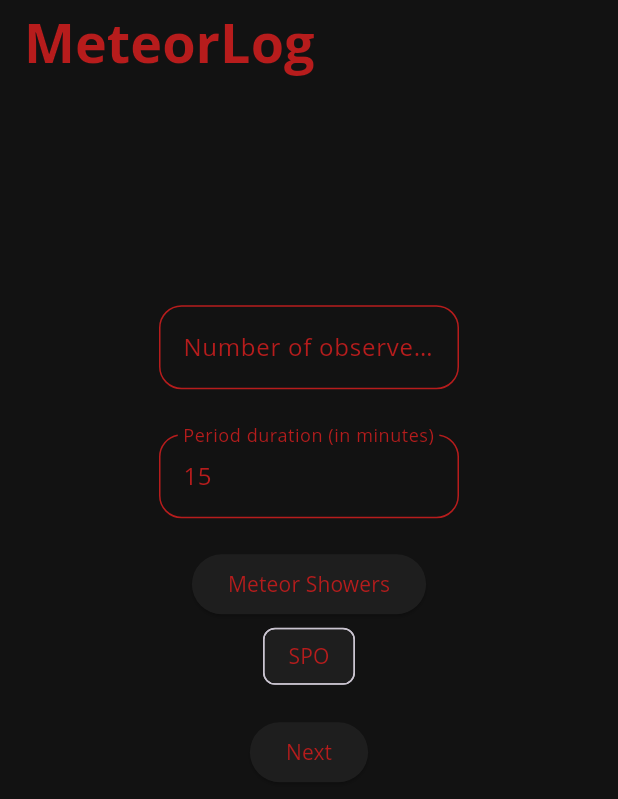
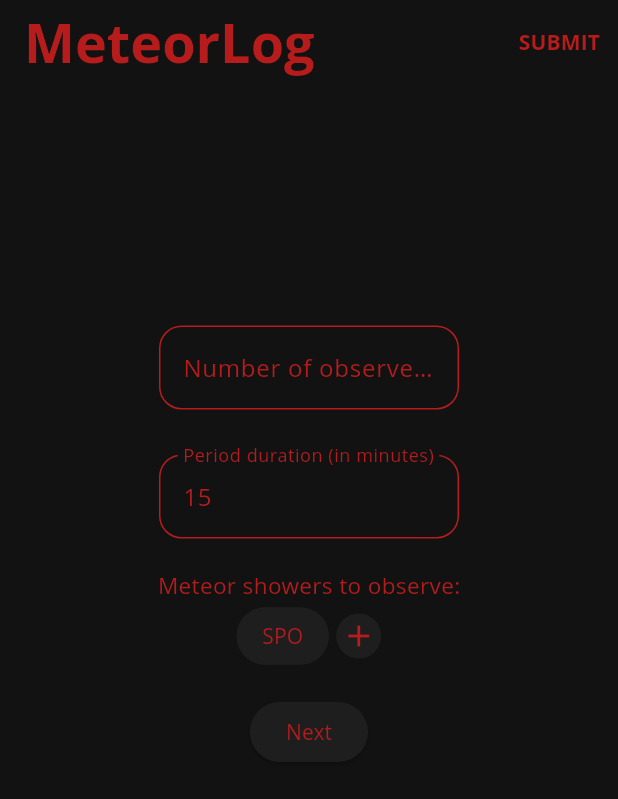
Before and after one commit to 9helix/MeteorLog, a Flutter app: the screen it shows after launch, on a phone screen of 412 x 824 dp. Shown: the top 799 px of the screen. Run offline on Flutter 3.47's test engine with Material 3 defaults, Android fonts, the phone set to English and light mode, and no system bars; our stand-ins replace csv, vibration, wakelock_plus; Roboto replaces fonts that are missing (Open Sans).

Commit message:
feat: change UX for FOV center star selection, more intuitive meteor shower selection, add AOD

```diff
--- a/lib/main.dart
+++ b/lib/main.dart
@@ -1,3 +1,5 @@
+import 'package:meteor_log/widgets/url_button.dart';
+import 'package:wakelock_plus/wakelock_plus.dart';
 import 'stars.dart';
 import 'package:flutter/material.dart';
 import 'package:flutter/services.dart';
@@ -10,7 +12,6 @@ import 'package:csv/csv.dart';
 import 'widgets/table_cell.dart';
 import 'widgets/text_field.dart';
 import 'colors.dart';
-import 'package:url_launcher/url_launcher.dart';
 import 'package:xml/xml.dart';
 import 'package:vibration/vibration.dart';
 import 'coordinates.dart';
@@ -41,13 +42,15 @@ class MyApp extends StatelessWidget {
           textTheme: const TextTheme(
             displayLarge: TextStyle(fontSize: 72, fontWeight: FontWeight.bold),
             titleLarge: TextStyle(fontSize: 36, fontWeight: FontWeight.bold),
-            bodyMedium: TextStyle(fontSize: 14, fontFamily: 'Open Sans'),
+            bodyMedium:
+                TextStyle(fontSize: 14, fontFamily: 'Open Sans', color: red),
           ),
         ),
         home: Scaffold(
             appBar: AppBar(
               backgroundColor: darkGrey,
               title: const Text(appTitle, style: TextStyle(color: red)),
+              actions: [UrlButton()],
             ),
             body: Center(
               child: SingleChildScrollView(
@@ -178,16 +181,6 @@ class MyCustomFormState extends State<MyCustomForm> {
     final directory = await getApplicationDocumentsDirectory();
     out = directory.path;
     return out;
-  }
-
-//Observation upload link
-  final Uri _url = Uri.parse(
-      'https://www.imo.net/members/imo_observation/upload_observation');
-
-  Future<void> _launchUrl() async {
-    if (!await launchUrl(_url)) {
-      throw Exception('Could not launch $_url');
-    }
   }
 
   static const Duration showerDeviation = Duration(days: 15);
@@ -403,6 +396,9 @@ class MyCustomFormState extends State<MyCustomForm> {
       getShowers();
     }
 
+    List<FovStars> sortedFovStars = List.from(FovStars.values);
+    sortedFovStars.sort((a, b) => a.star.compareTo(b.star));
+
     List<TableRow> tableRows = [
       TableRow(
         children: <Widget>[
@@ -410,7 +406,8 @@ class MyCustomFormState extends State<MyCustomForm> {
           Cell("Obs. name"),
           Cell("Center star"),
           Cell("Obstr. %"),
-          Cell("Field num"),
+          LinkCell("Field num",
+              "https://www.imo.net/observations/methods/visual-observation/major/observation/"),
           Cell("Star num"),
         ],
       ),
@@ -476,7 +473,7 @@ class MyCustomFormState extends State<MyCustomForm> {
             value: value,
             child: Text(
               value,
-              style: TextStyle(color: red, fontSize: 16),
+              style: Theme.of(context).textTheme.bodyMedium,
             ),
           );
         }).toList(),
@@ -528,61 +525,78 @@ class MyCustomFormState extends State<MyCustomForm> {
               },
               keyboardType: TextInputType.name,
             ),
-            DropdownMenu<Coordinates>(
-              textAlign: TextAlign.end,
-              expandedInsets: EdgeInsets.zero,
-              menuStyle: MenuStyle(
-                backgroundColor: WidgetStatePropertyAll<Color>(darkGrey),
-              ),
-              inputDecorationTheme: InputDecorationTheme(
-                outlineBorder: BorderSide(color: red, width: 0),
+            Autocomplete<String>(
+              optionsBuilder: (TextEditingValue textEditingValue) {
+                if (textEditingValue.text == '') {
+                  return const Iterable<String>.empty();
+                }
+                return FovStars.toMap().keys.where((String option) {
+                  return option
+                      .toLowerCase()
+                      .contains(textEditingValue.text.toLowerCase());
+                });
+              },
+              fieldViewBuilder:
+                  (context, controller, focusNode, onEditingComplete) {
+                return TextField(
+                  cursorColor: red,
+                  controller: controller,
+                  focusNode: focusNode,
+                  onEditingComplete: onEditingComplete,
+                  decoration: InputDecoration(
                     focusedBorder: OutlineInputBorder(
-                  borderSide: BorderSide(color: red, width: 0),
-                  borderRadius: BorderRadius.circular(0.0),
+                      borderSide: BorderSide(color: red, width: 1.0),
+                      borderRadius: BorderRadius.circular(0),
                     ),
                     enabledBorder: OutlineInputBorder(
-                  borderSide: BorderSide(color: red, width: 0),
-                  borderRadius: BorderRadius.circular(0.0),
+                      borderSide: BorderSide(color: red, width: 0.0),
+                      borderRadius: BorderRadius.circular(0),
+                    ),
+                    border: OutlineInputBorder(),
+                    hintText: 'Search stars...',
+                    hintStyle: Theme.of(context).textTheme.bodyMedium,
+                    //prefixIcon: Icon(Icons.search),
+                  ),
+                  style: Theme.of(context).textTheme.bodyMedium,
+                );
+              },
+              optionsViewBuilder: (context, onSelected, options) {
+                return Align(
+                  alignment: Alignment.topLeft,
+                  child: Material(
+                    elevation: 4.0,
+                    child: Container(
+                      width: 150, // Adjust width as needed
+                      constraints: const BoxConstraints(maxHeight: 200),
+                      child: ListView.builder(
+                        shrinkWrap: true,
+                        padding: EdgeInsets.zero,
+                        itemCount: options.length,
+                        itemBuilder: (context, index) {
+                          final option = options.elementAt(index);
+                          return ListTile(
+                            title: Text(
+                              option,
+                              style: Theme.of(context).textTheme.bodyMedium,
+                            ),
+                            onTap: () => onSelected(option),
+                          );
+                        },
                       ),
                     ),
-              inputFormatters: [
-                FilteringTextInputFormatter.allow(RegExp(r'[a-zA-Z]')),
-              ],
-              onSelected: (Coordinates? newValue) {
+                  ),
+                );
+              },
+              onSelected: (String selection) {
                 setState(() {
                   if (i >= fovCoords.length) {
                     for (int j = fovCoords.length; j <= i; j++) {
                       fovCoords.add(null);
                     }
                   }
-                  fovCoords[i] = newValue;
+                  fovCoords[i] = FovStars.toMap()[selection];
                 });
               },
-              trailingIcon: const Icon(
-                Icons.arrow_drop_down_outlined,
-                color: red,
-              ),
-              selectedTrailingIcon: const Icon(
-                Icons.arrow_drop_up_outlined,
-                color: red,
-              ),
-              textStyle: const TextStyle(color: red, fontSize: 14),
-              requestFocusOnTap: true,
-              enabled: edit,
-              enableSearch: true,
-              enableFilter: true,
-              dropdownMenuEntries:
-                  FovStars.values.map<DropdownMenuEntry<Coordinates>>(
-                (FovStars value) {
-                  return DropdownMenuEntry<Coordinates>(
-                    value: value.coords,
-                    label: value.star,
-                    style: MenuItemButton.styleFrom(
-                      foregroundColor: red,
-                    ),
-                  );
-                },
-              ).toList(),
             ),
             TextForm(
               scrollPadding: EdgeInsets.all(-150.0),
@@ -695,15 +709,18 @@ class MyCustomFormState extends State<MyCustomForm> {
             children: [
               Visibility(
                 visible: editShowers,
-                child: ElevatedButton(
-                  style: ElevatedButton.styleFrom(
-                    backgroundColor: lightGrey, // Background color
-                    foregroundColor: red, // Text Color (Foreground color)
-                  ),
-                  onPressed: _showMultiSelect,
-                  child: const Text('Meteor Showers'),
+                child: Text(
+                  style: TextStyle(
+                      //backgroundColor: lightGrey, // Background color
+                      color: red,
+                      fontSize: 15),
+                  'Meteor showers to observe:',
                 ),
               ),
+              Row(
+                mainAxisAlignment: MainAxisAlignment.center,
+                spacing: 5,
+                children: [
                   Wrap(
                     direction: Axis.horizontal,
                     spacing: 4,
@@ -714,8 +731,24 @@ class MyCustomFormState extends State<MyCustomForm> {
                               e,
                               style: const TextStyle(color: red),
                             ),
-                        ))
+                            shape: StadiumBorder(
+                                side: BorderSide(color: lightGrey))))
                         .toList(),
+                  ),
+                  SizedBox(
+                    width: 30,
+                    height: 30,
+                    child: IconButton(
+                      padding: EdgeInsets.all(0.0),
+                      onPressed: _showMultiSelect,
+                      icon: Icon(Icons.add),
+                      style: IconButton.styleFrom(
+                        backgroundColor: lightGrey, // Background color
+                        foregroundColor: red, // Text Color (Foreground color)
+                      ),
+                    ),
+                  ),
+                ],
               ),
             ],
           ),
@@ -762,9 +795,9 @@ class MyCustomFormState extends State<MyCustomForm> {
                   child: Table(
                     border: TableBorder.all(color: red, width: 1.5),
                     columnWidths: const <int, TableColumnWidth>{
-                      0: FlexColumnWidth(1),
+                      0: FlexColumnWidth(0.9),
                       1: FlexColumnWidth(1.5),
-                      2: FlexColumnWidth(2.5),
+                      2: FlexColumnWidth(1.9),
                       3: FlexColumnWidth(1.2),
                       4: FlexColumnWidth(1),
                       5: FlexColumnWidth(1),
@@ -869,6 +902,8 @@ class MyCustomFormState extends State<MyCustomForm> {
                             table2 = true;
                             edit = false;
                           });
+
+                          WakelockPlus.enable();
 
                           ScaffoldMessenger.of(context).showSnackBar(
                             const SnackBar(
@@ -985,6 +1020,8 @@ class MyCustomFormState extends State<MyCustomForm> {
                             writeCounter(observer.name!, 2);
                           }
 
+                          WakelockPlus.disable();
+
                           firstWrite = false;
                           session = {};
                           ScaffoldMessenger.of(context).showSnackBar(SnackBar(
@@ -992,11 +1029,6 @@ class MyCustomFormState extends State<MyCustomForm> {
                             content: const Text(
                               'Session ended! CSV files saved to Download/MeteorLog.',
                               style: redNormal,
-                            ),
-                            action: SnackBarAction(
-                              label: 'PUBLISH',
-                              textColor: red,
-                              onPressed: _launchUrl,
                             ),
                             backgroundColor: lightGrey,
                           ));
--- /dev/null
+++ b/lib/widgets/url_button.dart
@@ -0,0 +1,33 @@
+import 'package:flutter/material.dart';
+import 'package:meteor_log/colors.dart';
+import 'package:url_launcher/url_launcher.dart';
+
+class UrlButton extends StatefulWidget {
+  const UrlButton({super.key});
+
+  @override
+  State<UrlButton> createState() => _UrlButtonState();
+}
+
+class _UrlButtonState extends State<UrlButton> {
+  //Observation upload link
+  Uri _url = Uri.parse(
+      'https://www.imo.net/members/imo_observation/upload_observation');
+
+  Future<void> _launchUrl() async {
+    if (!await launchUrl(_url)) {
+      throw Exception('Could not launch $_url');
+    }
+  }
+
+  @override
+  Widget build(BuildContext context) {
+    return TextButton(
+      onPressed: _launchUrl,
+      style: TextButton.styleFrom(
+        foregroundColor: red, // foreground
+      ),
+      child: Text("SUBMIT", style: TextStyle(fontWeight: FontWeight.bold)),
+    );
+  }
+}
```
Also changed, not shown: lib/widgets/table_cell.dart (+27 -0 lines). Lines whose indentation alone changed are shown as unchanged.
